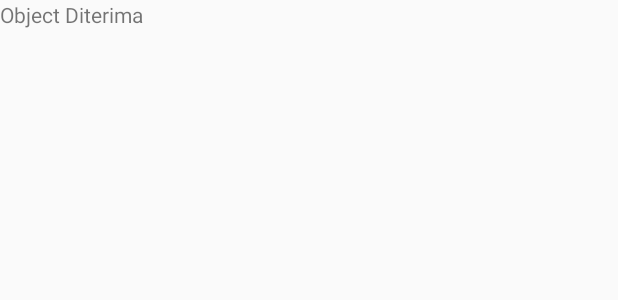
After one commit to darmariduan/MyIntentApp, an Android app: the layout activity_move_with_object.xml on its own in the app's theme, with its tools: preview values and no code run, on a phone screen of 412 x 824 dp. The commit adds this screen. Shown: the top 300 px of the screen. Run offline under Robolectric (Android 15) with nearby library versions, the phone set to English and light mode, and no system bars.

Commit message:
Pindah Activity dengan object

```diff
--- a/app/src/main/AndroidManifest.xml
+++ b/app/src/main/AndroidManifest.xml
@@ -9,7 +9,8 @@
         android:roundIcon="@mipmap/ic_launcher_round"
         android:supportsRtl="true"
         android:theme="@style/AppTheme">
-        <activity android:name=".MoveWithDataActivity"></activity>
+        <activity android:name=".MoveWithObjectActivity"></activity>
+        <activity android:name=".MoveWithDataActivity" />
         <activity android:name=".MoveActivity" />
         <activity android:name=".MainActivity">
             <intent-filter>
--- /dev/null
+++ b/app/src/main/res/layout/activity_move_with_object.xml
@@ -0,0 +1,14 @@
+<?xml version="1.0" encoding="utf-8"?>
+<RelativeLayout xmlns:android="http://schemas.android.com/apk/res/android"
+    xmlns:app="http://schemas.android.com/apk/res-auto"
+    xmlns:tools="http://schemas.android.com/tools"
+    android:layout_width="match_parent"
+    android:layout_height="match_parent"
+    tools:context=".MoveWithObjectActivity">
+    <TextView
+        android:layout_width="match_parent"
+        android:layout_height="wrap_content"
+        android:id="@+id/tv_object_received"
+        android:text="@string/object_received"/>
+
+</RelativeLayout>
```
Also changed, not shown: app/src/main/java/com/example/myintentapp/MainActivity.java (+14 -0 lines), app/src/main/java/com/example/myintentapp/MoveWithObjectActivity.java (added, +22 -0 lines), app/src/main/java/com/example/myintentapp/Person.java (added, +75 -0 lines), app/src/main/res/layout/activity_main.xml (+7 -0 lines).
